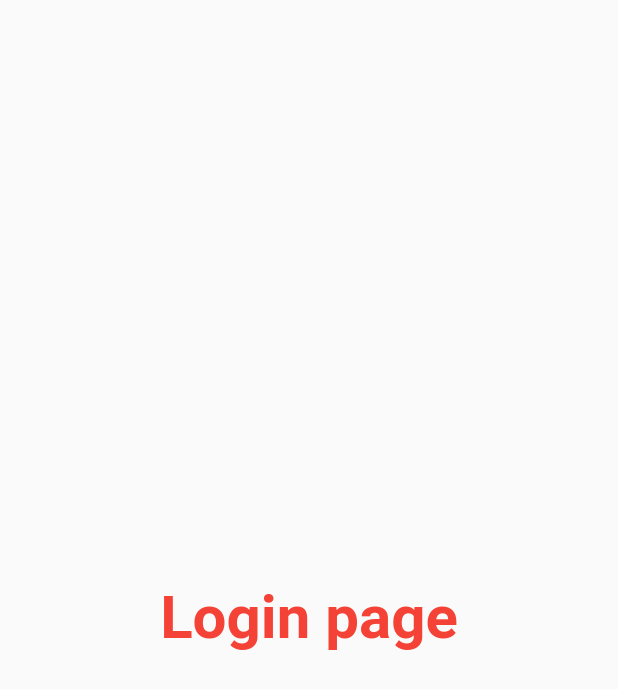
After one commit to NiRbhay22/flutter_new, a Flutter app: the screen it shows after launch, on a phone screen of 412 x 824 dp. The commit adds this screen. Shown: the top 689 px of the screen. Run offline on Flutter 3.47's test engine with Material 2 defaults, Android fonts, the phone set to English and light mode, and no system bars.

Commit message:
day 3 commit

```diff
--- a/lib/main.dart
+++ b/lib/main.dart
@@ -1,6 +1,8 @@
 import 'package:flutter/material.dart';
-import 'package:flutter_application_1/home_page.dart';
+import 'package:flutter_application_1/pages/home_page.dart';
+import 'package:flutter_application_1/pages/login_page.dart';
 import '';
+
 void main() {
   runApp(MyApp());
 }
@@ -10,9 +12,19 @@ class MyApp extends StatelessWidget {
 
   @override
   Widget build(BuildContext context) {
-
     return MaterialApp(
-      home: HomePage(),
+      // home: HomePage(),
+      themeMode: ThemeMode.light,
+      theme: ThemeData(
+        primarySwatch: Colors.deepPurple,
+      ),
+      darkTheme: ThemeData(
+        brightness: Brightness.dark,
+      ),
+      routes: {
+        "/": (context) => LoginPage(), //default route
+        "/login": (context) => LoginPage(),
+      },
     );
   }
 }
--- /dev/null
+++ b/lib/pages/login_page.dart
@@ -0,0 +1,22 @@
+// ignore_for_file: prefer_const_constructors
+
+import 'package:flutter/material.dart';
+
+class LoginPage extends StatelessWidget {
+  const LoginPage({super.key});
+
+  @override
+  Widget build(BuildContext context) {
+    return Material(
+      child: Center(
+          child: Text(
+        "Login page",
+        style: TextStyle(
+          fontSize: 40,
+          color: Colors.red,
+          fontWeight: FontWeight.bold,
+        ),
+      )),
+    );
+  }
+}
```
Also changed, not shown: lib/pages/home_page.dart (renamed from lib/home_page.dart).
